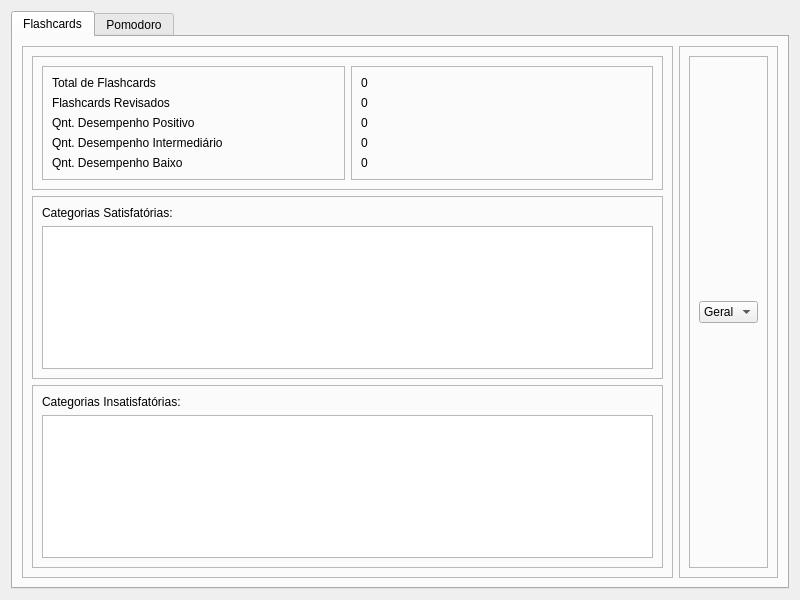
The window that functions/see_progress/see_progress.ui (Nbdyleto/PySide6_Self_TCC) describes before a commit, drawn with Qt 5.
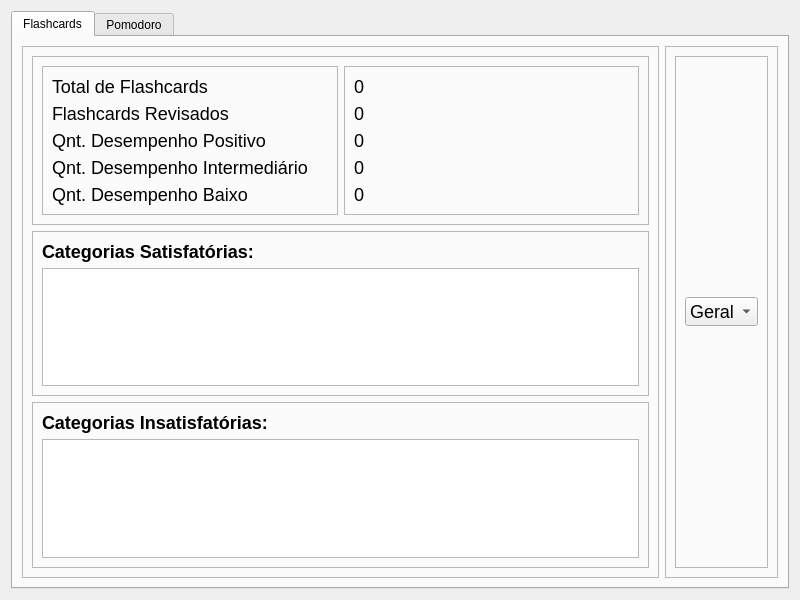
The same window after the commit.

```diff
--- a/functions/see_progress/see_progress.ui
+++ b/functions/see_progress/see_progress.ui
@@ -23,7 +23,9 @@
       <bool>false</bool>
      </property>
      <property name="styleSheet">
-      <string notr="true"/>
+      <string notr="true">QLabel{
+	font: 18px;
+}</string>
      </property>
      <property name="tabPosition">
       <enum>QTabWidget::North</enum>
@@ -174,13 +176,20 @@
             <layout class="QVBoxLayout" name="verticalLayout_5">
              <item>
               <widget class="QLabel" name="label_5">
+               <property name="styleSheet">
+                <string notr="true">font: bold;</string>
+               </property>
                <property name="text">
                 <string>Categorias Satisfatórias:</string>
                </property>
               </widget>
              </item>
              <item>
-              <widget class="QListWidget" name="listSatisfatoryDecks"/>
+              <widget class="QListWidget" name="listSatisfatoryDecks">
+               <property name="styleSheet">
+                <string notr="true">font: 18px;</string>
+               </property>
+              </widget>
              </item>
             </layout>
            </widget>
@@ -196,13 +205,20 @@
             <layout class="QVBoxLayout" name="verticalLayout_6">
              <item>
               <widget class="QLabel" name="label_6">
+               <property name="styleSheet">
+                <string notr="true">font: bold;</string>
+               </property>
                <property name="text">
                 <string>Categorias Insatisfatórias:</string>
                </property>
               </widget>
              </item>
              <item>
-              <widget class="QListWidget" name="listUnsatisfatoryDecks"/>
+              <widget class="QListWidget" name="listUnsatisfatoryDecks">
+               <property name="styleSheet">
+                <string notr="true">font: 18px;</string>
+               </property>
+              </widget>
              </item>
             </layout>
            </widget>
@@ -230,6 +246,9 @@
             <layout class="QVBoxLayout" name="verticalLayout_18">
              <item>
               <widget class="QComboBox" name="qCBoxFlashcards">
+               <property name="styleSheet">
+                <string notr="true">font: 18px;</string>
+               </property>
                <item>
                 <property name="text">
                  <string>Geral</string>
```
Left out of the diff: 9 changed lines with no effect on the pictures.
